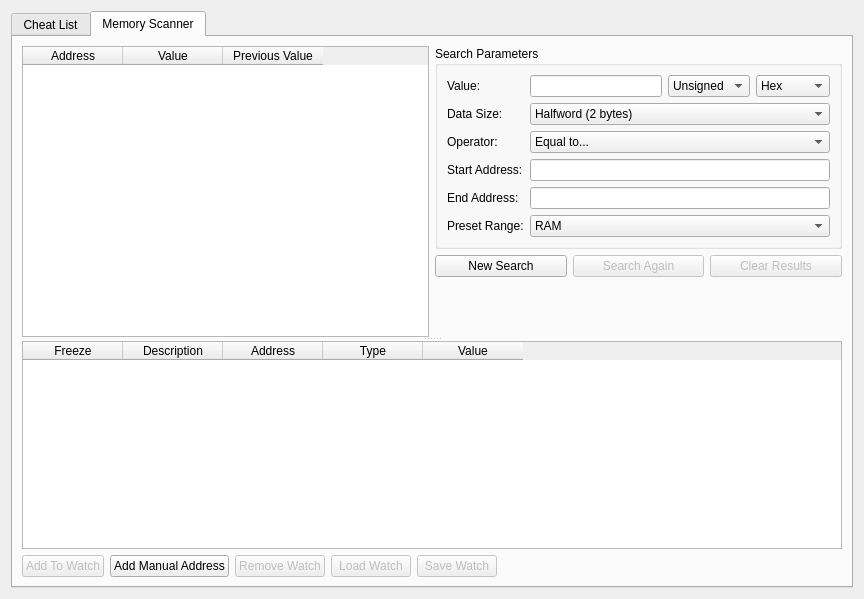
kofxi3584karlayang/duckstation, file src/duckstation-qt/cheatmanagerdialog.ui: the form before one commit.
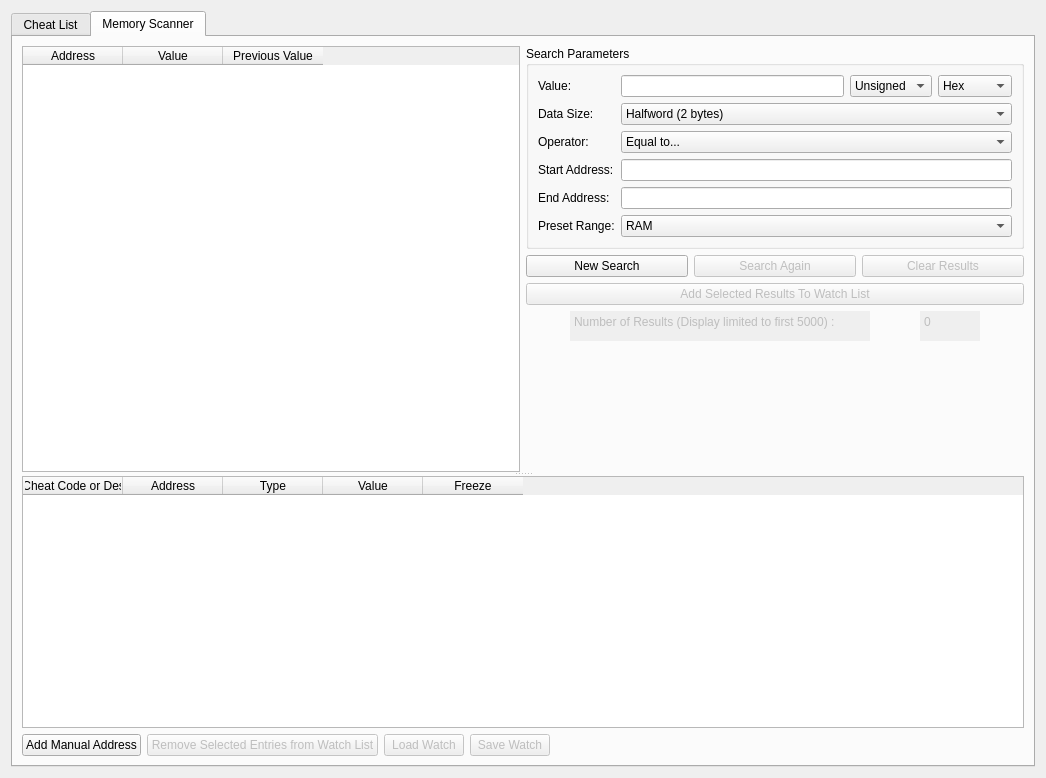
The form after the commit. The open tabs and pages were chosen to show the change.

Commit message: Improved Cheat Memory Scanner functionality

```diff
--- a/src/duckstation-qt/cheatmanagerdialog.ui
+++ b/src/duckstation-qt/cheatmanagerdialog.ui
@@ -6,8 +6,8 @@
    <rect>
     <x>0</x>
     <y>0</y>
-    <width>864</width>
-    <height>599</height>
+    <width>1046</width>
+    <height>778</height>
    </rect>
   </property>
   <property name="windowTitle">
@@ -171,6 +171,9 @@
              <property name="showGrid">
               <bool>false</bool>
              </property>
+             <property name="sortingEnabled">
+              <bool>true</bool>
+             </property>
              <attribute name="horizontalHeaderHighlightSections">
               <bool>false</bool>
              </attribute>
@@ -450,6 +453,94 @@
                </item>
               </layout>
              </item>
+             <item>
+              <widget class="QPushButton" name="scanAddWatch">
+               <property name="enabled">
+                <bool>false</bool>
+               </property>
+               <property name="text">
+                <string>Add Selected Results To Watch List</string>
+               </property>
+              </widget>
+             </item>
+             <item>
+              <layout class="QHBoxLayout" name="horizontalLayout_6">
+               <item>
+              <widget class="QTextEdit" name="scanResults">
+               <property name="enabled">
+                <bool>false</bool>
+               </property>
+               <property name="maximumSize">
+                <size>
+                 <width>300</width>
+                 <height>30</height>
+                </size>
+               </property>
+               <property name="inputMethodHints">
+                <set>Qt::ImhNone</set>
+               </property>
+               <property name="frameShape">
+                <enum>QFrame::NoFrame</enum>
+               </property>
+               <property name="verticalScrollBarPolicy">
+                <enum>Qt::ScrollBarAlwaysOff</enum>
+               </property>
+               <property name="horizontalScrollBarPolicy">
+                <enum>Qt::ScrollBarAlwaysOff</enum>
+               </property>
+               <property name="readOnly">
+                <bool>true</bool>
+               </property>
+               <property name="textInteractionFlags">
+                <set>Qt::NoTextInteraction</set>
+               </property>
+               <property name="text">
+                <string>Number of Results (Display limited to first 5000) : </string>
+               </property>
+              </widget>
+             </item>
+             <item>
+              <widget class="QTextEdit" name="scanResultsCount">
+               <property name="enabled">
+                <bool>false</bool>
+               </property>
+               <property name="maximumSize">
+                <size>
+                 <width>60</width>
+                 <height>30</height>
+                </size>
+               </property>               
+               <property name="inputMethodHints">
+                <set>Qt::ImhNone</set>
+               </property>
+               <property name="frameShape">
+                <enum>QFrame::NoFrame</enum>
+               </property>
+               <property name="verticalScrollBarPolicy">
+                <enum>Qt::ScrollBarAlwaysOff</enum>
+               </property>
+               <property name="horizontalScrollBarPolicy">
+                <enum>Qt::ScrollBarAlwaysOff</enum>
+               </property>
+               <property name="readOnly">
+                <bool>true</bool>
+               </property>
+               <property name="acceptRichText">
+                <bool>false</bool>
+               </property>
+               <property name="textInteractionFlags">
+                <set>Qt::NoTextInteraction</set>
+               </property>
+               <property name="placeholderText">
+                <string notr="true"/>
+               </property>
+               <property name="text">
+                <string>0</string>
+               </property>
+              </widget>
+             </item>
+                           </layout>
+             </item>
              <item>
               <spacer name="verticalSpacer">
                <property name="orientation">
@@ -483,6 +574,9 @@
              <property name="showGrid">
               <bool>false</bool>
              </property>
+             <property name="sortingEnabled">
+              <bool>true</bool>
+             </property>
              <attribute name="horizontalHeaderHighlightSections">
               <bool>false</bool>
              </attribute>
@@ -491,12 +585,7 @@
              </attribute>
              <column>
               <property name="text">
-               <string>Freeze</string>
-              </property>
-             </column>
-             <column>
-              <property name="text">
-               <string>Description</string>
+               <string>Simple Cheat Code or Description</string>
               </property>
              </column>
              <column>
@@ -514,20 +603,15 @@
                <string>Value</string>
               </property>
              </column>
+             <column>
+              <property name="text">
+               <string>Freeze</string>
+              </property>
+             </column>
             </widget>
            </item>
            <item>
             <layout class="QHBoxLayout" name="horizontalLayout_4">
-             <item>
-              <widget class="QPushButton" name="scanAddWatch">
-               <property name="enabled">
-                <bool>false</bool>
-               </property>
-               <property name="text">
-                <string>Add To Watch</string>
-               </property>
-              </widget>
-             </item>
              <item>
               <widget class="QPushButton" name="scanAddManualAddress">
                <property name="text">
@@ -541,7 +625,7 @@
                 <bool>false</bool>
                </property>
                <property name="text">
-                <string>Remove Watch</string>
+                <string>Remove Selected Entries from Watch List</string>
                </property>
               </widget>
              </item>
```
Left out of the diff: 10 changed lines with no effect on the pictures. The commit also changes 2 other files.
